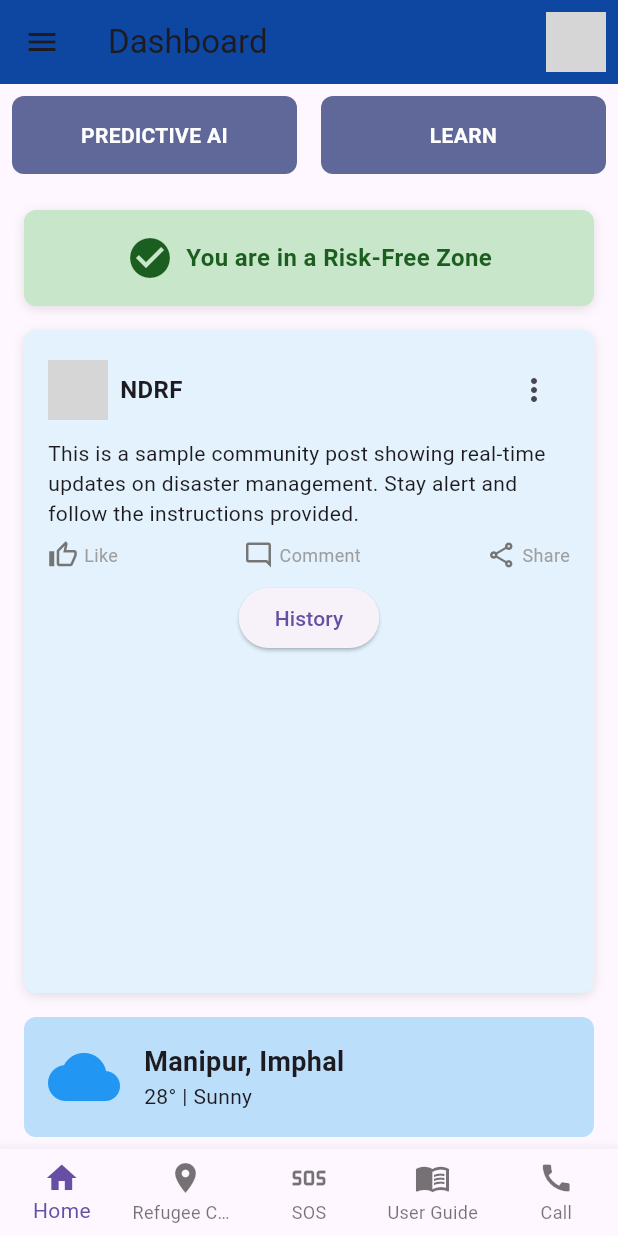
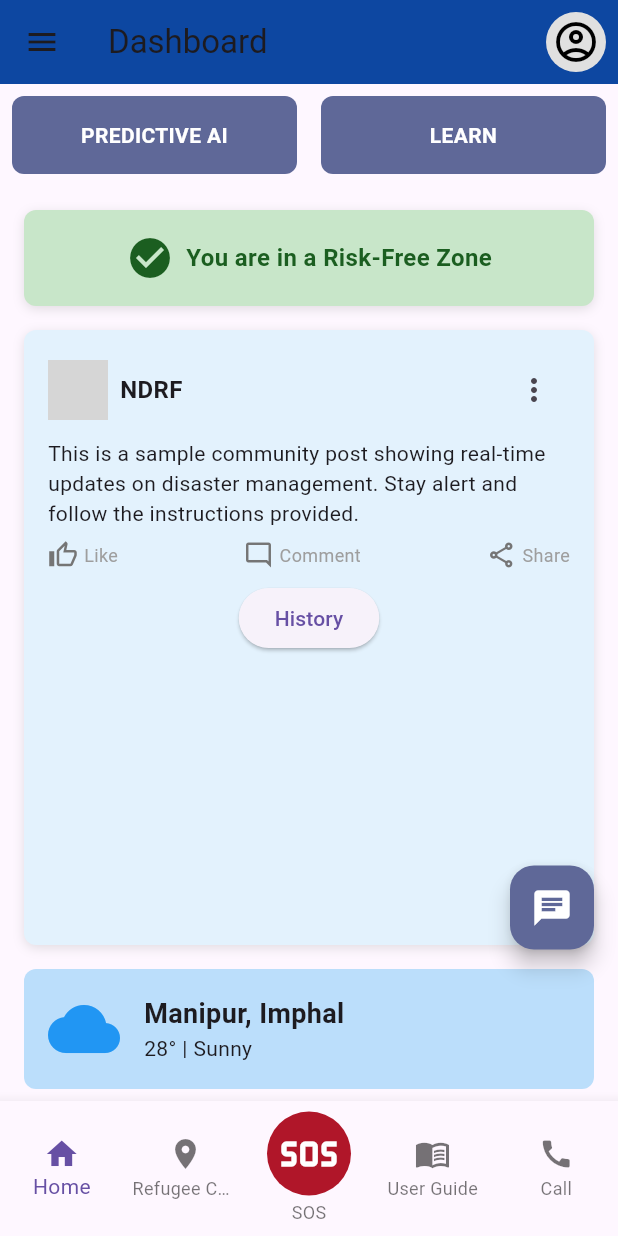
Before and after one commit to she-codes3298/D_M_, a Flutter app: the screen it shows after launch, on a phone screen of 412 x 824 dp. Run offline on Flutter 3.47's test engine with Material 3 defaults, Android fonts, the light colour scheme and no system bars; network calls fail; grey boxes are pictures that could not be loaded.

Commit message:
SOS button

```diff
--- a/lib/app/common/widgets/common_scaffold.dart
+++ b/lib/app/common/widgets/common_scaffold.dart
@@ -4,12 +4,17 @@ class CommonScaffold extends StatelessWidget {
   final Widget body;
   final String title;
   final int currentIndex;
+  final String profileImageUrl;
+
+  static const IconData accountCircleOutlined =
+  IconData(0xee35, fontFamily: 'MaterialIcons');
 
   const CommonScaffold({
     Key? key,
     required this.body,
     this.title = '',
     this.currentIndex = 0,
+    this.profileImageUrl = 'https://via.placeholder.com/150',
   }) : super(key: key);
 
   @override
@@ -27,17 +32,25 @@ class CommonScaffold extends StatelessWidget {
           },
         ),
         actions: [
-          // Profile Icon with Popup Menu (includes sign out)
           PopupMenuButton<String>(
-            icon: const CircleAvatar(
-              backgroundImage:
-              NetworkImage('https://via.placeholder.com/150'),
+            icon: CircleAvatar(
+              backgroundColor: Colors.grey[300],
+              child: ClipOval(
+                child: Image.network(
+                  profileImageUrl,
+                  fit: BoxFit.cover,
+                  width: 40,
+                  height: 40,
+                  errorBuilder: (context, error, stackTrace) {
+                    return const Icon(accountCircleOutlined, size: 32, color: Colors.black);
+                  },
+                ),
+              ),
             ),
             onSelected: (value) {
               if (value == 'profile') {
                 Navigator.pushNamed(context, '/profile');
               } else if (value == 'signout') {
-                // Dummy sign-out action: show a SnackBar
                 ScaffoldMessenger.of(context).showSnackBar(
                   const SnackBar(content: Text('Signed Out')),
                 );
@@ -60,8 +73,9 @@ class CommonScaffold extends StatelessWidget {
       bottomNavigationBar: BottomNavigationBar(
         type: BottomNavigationBarType.fixed,
         currentIndex: currentIndex,
+        selectedFontSize: 14,
+        unselectedFontSize: 12,
         onTap: (index) {
-          // Navigate using named routes based on the selected index.
           switch (index) {
             case 0:
               Navigator.pushNamed(context, '/');
@@ -80,24 +94,31 @@ class CommonScaffold extends StatelessWidget {
               break;
           }
         },
-        items: const [
-          BottomNavigationBarItem(
+        items: [
+          const BottomNavigationBarItem(
             icon: Icon(Icons.home),
             label: 'Home',
           ),
-          BottomNavigationBarItem(
+          const BottomNavigationBarItem(
             icon: Icon(Icons.location_on),
             label: 'Refugee Camp',
           ),
           BottomNavigationBarItem(
-            icon: Icon(Icons.sos),
+            icon: Container(
+              padding: const EdgeInsets.all(8), // Makes the icon bigger
+              decoration: BoxDecoration(
+                color: Color(0xFFB01629),
+                shape: BoxShape.circle,
+              ),
+              child: const Icon(Icons.sos, color: Colors.white, size: 40), // Larger size
+            ),
             label: 'SOS',
           ),
-          BottomNavigationBarItem(
+          const BottomNavigationBarItem(
             icon: Icon(Icons.menu_book),
             label: 'User Guide',
           ),
-          BottomNavigationBarItem(
+          const BottomNavigationBarItem(
             icon: Icon(Icons.call),
             label: 'Call',
           ),
--- a/lib/app/modules/civilian_dashboard/views/civilian_dashboard_view.dart
+++ b/lib/app/modules/civilian_dashboard/views/civilian_dashboard_view.dart
@@ -6,14 +6,13 @@ class CivilianDashboardView extends StatelessWidget {
 
   // Dummy function to check if the user is in a risk-free zone
   bool isRiskFree() {
-    // This can later be replaced with real-time API data
     return DateTime.now().second % 2 == 0; // Example: Changes every second
   }
 
   @override
   Widget build(BuildContext context) {
-    final Color accentColor = const Color(0xFF5F6898); // Updated Accent Color
-    final Color communityBackground = const Color(0xFFE3F2FD); // Light Blue
+    final Color accentColor = const Color(0xFF5F6898);
+    final Color communityBackground = const Color(0xFFE3F2FD);
 
     // Determine the risk status dynamically
     bool riskFree = isRiskFree();
@@ -24,7 +23,9 @@ class CivilianDashboardView extends StatelessWidget {
     return CommonScaffold(
       title: 'Dashboard',
       currentIndex: 0, // Home index
-      body: SafeArea(
+      body: Stack(
+        children: [
+          SafeArea(
             child: Column(
               children: [
                 // BUTTON TILES (Predictive AI and Learn)
@@ -181,6 +182,21 @@ class CivilianDashboardView extends StatelessWidget {
               ],
             ),
           ),
+
+          // Floating AI Chatbot Button (Shifted Down by 0.5 cm)
+          Positioned(
+            bottom: 101, // Adjusted position (original 120, reduced by ~19px)
+            right: 16,
+            child: FloatingActionButton(
+              backgroundColor: accentColor,
+              onPressed: () {
+                Navigator.pushNamed(context, '/ai_chatbot'); // Navigate to chatbot page
+              },
+              child: const Icon(Icons.chat, color: Colors.white, size: 28),
+            ),
+          ),
+        ],
+      ),
     );
   }
 
--- a/pubspec.yaml
+++ b/pubspec.yaml
@@ -65,6 +65,8 @@ flutter:
   #   - images/a_dot_burr.jpeg
   #   - images/a_dot_ham.jpeg
 
+
+
   # An image asset can refer to one or more resolution-specific "variants", see
   # https://flutter.dev/to/resolution-aware-images
 
```
Also changed, not shown: pubspec.lock. Lines whose indentation alone changed are shown as unchanged.
